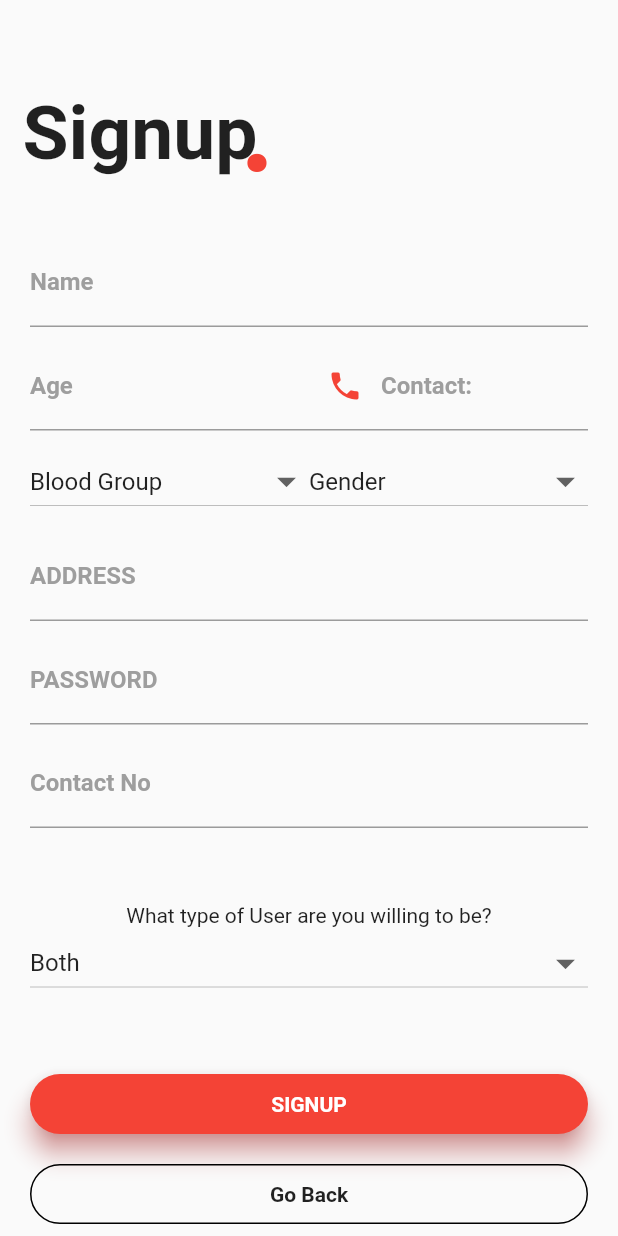
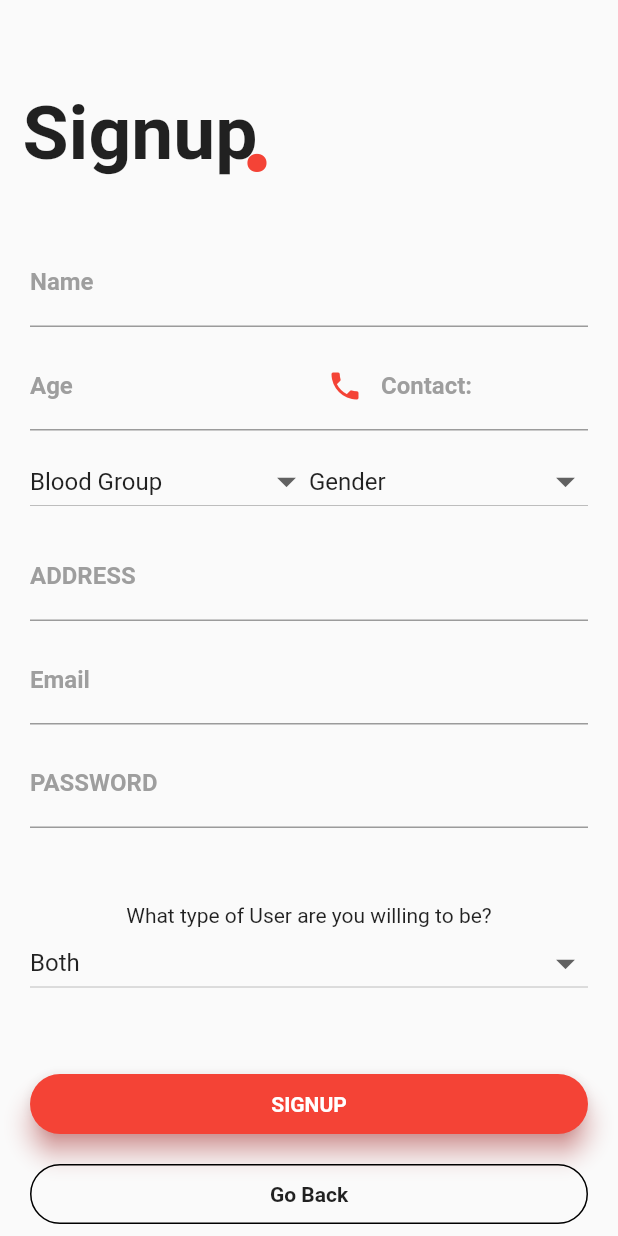
Before and after one commit to deuja14/e-blood-bank, a Flutter app: the SignupPage screen opened directly, after a tap on "SIGNUP", on a phone screen of 412 x 824 dp. Run offline on Flutter 3.47's test engine with Material 2 defaults, Android fonts, the light colour scheme and no system bars; our stand-ins replace google_maps_flutter, location, shared_preferences; accounts and stored records are empty; network calls fail; Roboto replaces fonts that are missing (Montserrat).

```diff
--- a/Frontend(mobile app)/lib/login.dart
+++ b/Frontend(mobile app)/lib/login.dart
@@ -180,7 +180,7 @@ class _LoginPageState extends State<LoginPage> {
   }
 
   signIn(String user, pass) async {
-    SharedPreferences sharedPreferences = await SharedPreferences.getInstance();
+    // SharedPreferences sharedPreferences = await SharedPreferences.getInstance();
     Map data = {
       'username': user,
       'password': pass
--- a/Frontend(mobile app)/lib/signup.dart
+++ b/Frontend(mobile app)/lib/signup.dart
@@ -16,6 +16,8 @@ class _SignupPageState extends State<SignupPage> {
   final TextEditingController ageController = new TextEditingController();
   final TextEditingController phoneController = new TextEditingController();
   final TextEditingController passwordController = new TextEditingController();
+  final TextEditingController addressController = new TextEditingController();
+  final TextEditingController emailController  = new TextEditingController();
   String chosenBgroup = "Blood Group";
   String chosenGender = "Gender";
   String chosenType = "Both";
@@ -27,24 +29,24 @@ class _SignupPageState extends State<SignupPage> {
 
 
   getLoc() async{
-    bool _serviceEnabled;
-    PermissionStatus _permissionGranted;
+    // bool _serviceEnabled;
+    // PermissionStatus _permissionGranted;
 
-    _serviceEnabled = await location.serviceEnabled();
-    if (!_serviceEnabled) {
-      _serviceEnabled = await location.requestService();
-      if (!_serviceEnabled) {
-        return;
-      }
-    }
+    // _serviceEnabled = await location.serviceEnabled();
+    // if (!_serviceEnabled) {
+    //   _serviceEnabled = await location.requestService();
+    //   if (!_serviceEnabled) {
+    //     return;
+    //   }
+    // }
 
-    _permissionGranted = await location.hasPermission();
-    if (_permissionGranted == PermissionStatus.denied) {
-      _permissionGranted = await location.requestPermission();
-      if (_permissionGranted != PermissionStatus.granted) {
-        return;
-      }
-    }
+    // _permissionGranted = await location.hasPermission();
+    // if (_permissionGranted == PermissionStatus.denied) {
+    //   _permissionGranted = await location.requestPermission();
+    //   if (_permissionGranted != PermissionStatus.granted) {
+    //     return;
+    //   }
+    // }
 
     _currentPosition = await location.getLocation();
     // location.onLocationChanged.listen((LocationData currentLocation) {
@@ -57,13 +59,11 @@ class _SignupPageState extends State<SignupPage> {
 
 
 
-  // @override
-  // void initState() {
-  //   // TODO: implement initState
-  //   super.initState();
-  //   getLoc();
-
-  // }
+  @override
+  void initState() {
+    super.initState();
+    getLoc();
+  }
 
   @override
   Widget build(BuildContext context) {
@@ -195,6 +195,7 @@ class _SignupPageState extends State<SignupPage> {
                     ),
                     SizedBox(height: 10.0),
                     TextField(
+                      controller: addressController,
                       decoration: InputDecoration(
                           labelText: 'ADDRESS ',
                           labelStyle: TextStyle(
@@ -204,8 +205,23 @@ class _SignupPageState extends State<SignupPage> {
                           focusedBorder: UnderlineInputBorder(
                               borderSide: BorderSide(color: Colors.red))),
                     ),
+
                     SizedBox(height: 10.0),
                     TextField(
+                      controller: emailController,
+                      decoration: InputDecoration(
+                          labelText: 'Email',
+                          labelStyle: TextStyle(
+                              fontFamily: 'Montserrat',
+                              fontWeight: FontWeight.bold,
+                              color: Colors.grey),
+                          focusedBorder: UnderlineInputBorder(
+                              borderSide: BorderSide(color: Colors.red))),
+                    ),
+
+                    SizedBox(height: 10.0),
+                    TextField(
+                      controller: passwordController,
                       decoration: InputDecoration(
                           labelText: 'PASSWORD ',
                           labelStyle: TextStyle(
@@ -216,17 +232,7 @@ class _SignupPageState extends State<SignupPage> {
                               borderSide: BorderSide(color: Colors.red))),
                       obscureText: true,
                     ),
-                    SizedBox(height: 10.0),
-                    TextField(
-                      decoration: InputDecoration(
-                          labelText: 'Contact No ',
-                          labelStyle: TextStyle(
-                              fontFamily: 'Montserrat',
-                              fontWeight: FontWeight.bold,
-                              color: Colors.grey),
-                          focusedBorder: UnderlineInputBorder(
-                              borderSide: BorderSide(color: Colors.red))),
-                    ),
+
                     SizedBox(height: 50.0),
                     Text("What type of User are you willing to be?"),
                     DropdownButton(
@@ -257,18 +263,22 @@ class _SignupPageState extends State<SignupPage> {
                           elevation: 7.0,
                           child: GestureDetector(
                             onTap: () {
-                              print("Login pressed");
+                            print("Login pressed");
                             setState(() {
                               _isLoading = true;
                             });
+                            // _isLoading?Icon(Icons.visibility):
+                            // Icon(Icons.visibility_off);
                             signup(
                               nameController.text,
-                               passwordController.text,
                                ageController.text,
                                phoneController.text,
+                               chosenBgroup,
+                               chosenGender,
+                               addressController.text,
+                               emailController.text,
+                               passwordController.text,
                                chosenType,
-                               chosenGender,
-                               chosenBgroup,
                                );
                             },
                             child: Center(
@@ -326,8 +336,7 @@ class _SignupPageState extends State<SignupPage> {
         ));
   }
 
-  signup(String name, password, age, phone, type, gender,bgroup ) async {
-    getLoc();
+  signup(String name, age, phone, bgroup, gender, address, email, password, type ) async {
     // SharedPreferences sharedPreferences = await SharedPreferences.getInstance();
     Map data = {
       'name': name,
@@ -338,22 +347,24 @@ class _SignupPageState extends State<SignupPage> {
       'gender':gender,
       'bgroup': bgroup,
       'latitude': _currentPosition.latitude,
-      'longitude': _currentPosition.longitude
+      'longitude': _currentPosition.longitude,
+      'address': address,
+      'email': email
     };
     var jsonResponse = null;
     var response = await http.post("http://10.0.2.2:5000/login",
     headers: {"Content-type":"application/json"},
     body: jsonEncode(data));
     if(response.statusCode == 500) {
-      // jsonResponse = json.decode(response.body);
+      // // jsonResponse = json.decode(response.body);
       print(response.body);
-      if(jsonResponse != null) {
-        setState(() {
-          _isLoading = false;
-        });
-        // sharedPreferences.setString("token", jsonResponse['data']['token']);
-        Navigator.of(context).pushAndRemoveUntil(MaterialPageRoute(builder: (BuildContext context) => MyHomePage()), (Route<dynamic> route) => false);
-      }
+      // if(jsonResponse != null) {
+      //   setState(() {
+      //     _isLoading = false;
+      //   });
+      //   // sharedPreferences.setString("token", jsonResponse['data']['token']);
+      Navigator.of(context).push(MaterialPageRoute(builder: (BuildContext context) => MyHomePage()));
+      // }
     }
     else {
       setState(() {
```
